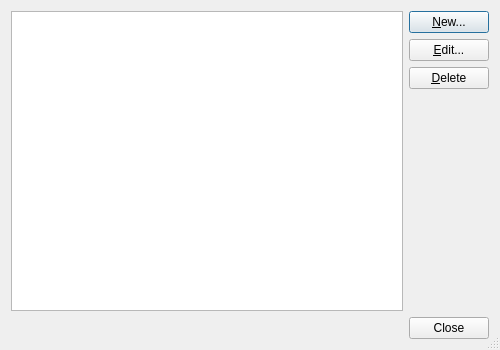
Old version of the form Network/IRC/IrcNetworkListDialog.ui in the repository testmana2/test.
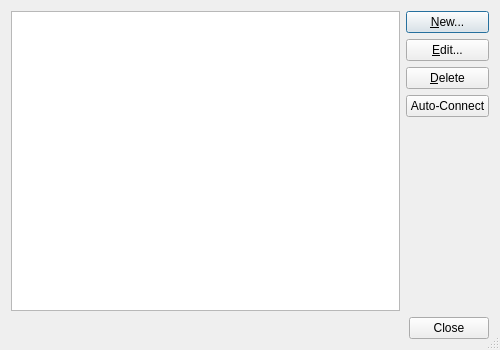
New version of the form.

Diff of the .ui file:
```diff
--- a/Network/IRC/IrcNetworkListDialog.ui
+++ b/Network/IRC/IrcNetworkListDialog.ui
@@ -75,6 +75,19 @@
        </property>
       </widget>
      </item>
+     <item>
+      <widget class="QPushButton" name="autoConnectButton">
+       <property name="toolTip">
+        <string>Press to  toggle the auto-connect flag of the selected network</string>
+       </property>
+       <property name="text">
+        <string>Auto-Connect</string>
+       </property>
+       <property name="checkable">
+        <bool>true</bool>
+       </property>
+      </widget>
+     </item>
      <item>
       <spacer name="verticalSpacer">
        <property name="orientation">
```
Left out of the diff: 1 changed line with no effect on the pictures.
